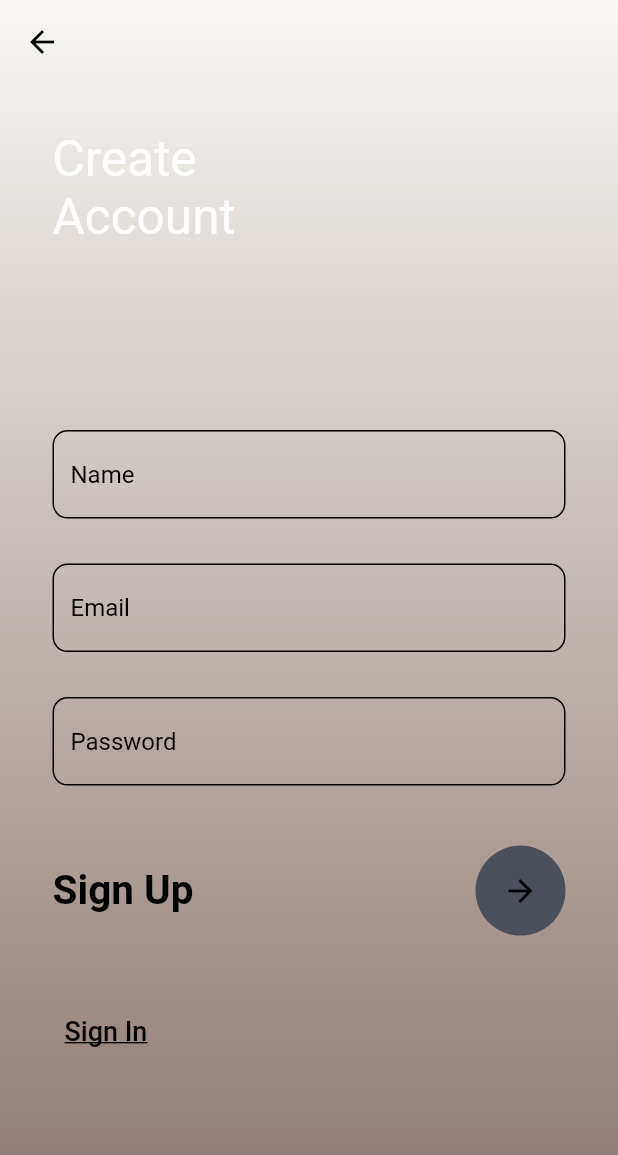
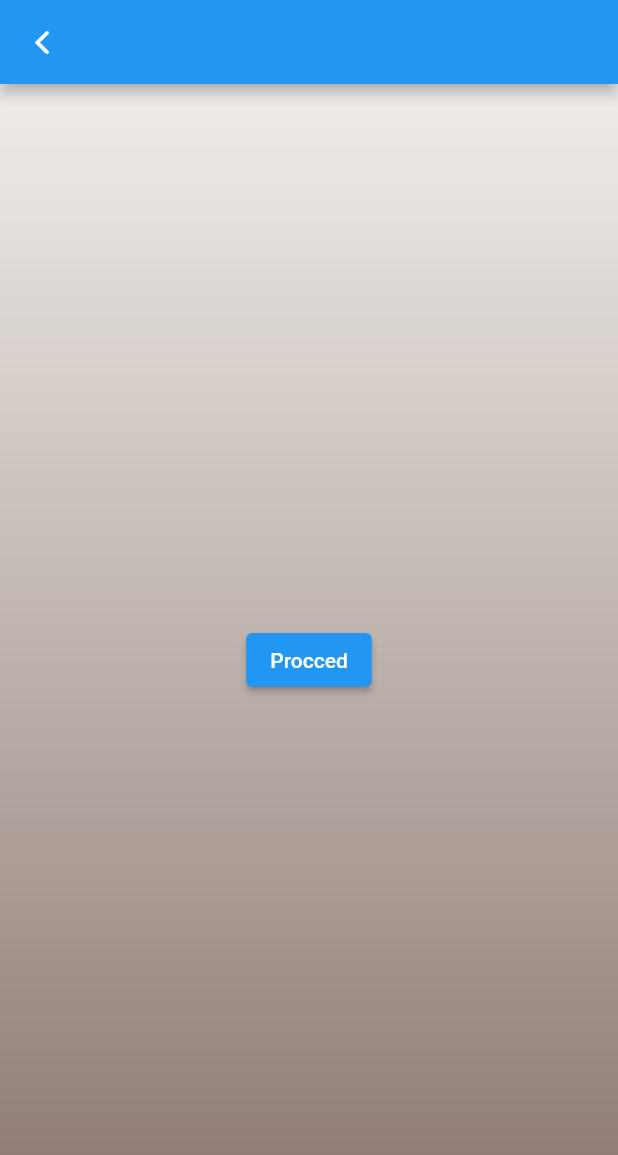
Before and after one commit to koolsirr/Paisa-The-mobile-wallet, a Flutter app: the RegisterScreen screen opened by its route, after a tap on the "arrow forward" icon, on a phone screen of 412 x 824 dp. Shown: the top 1155 px of the screen. Run offline on Flutter 3.47's test engine with Material 2 defaults, Android fonts, the phone set to English and light mode, and no system bars; our stand-ins replace quickalert.

Commit message:
new changes

```diff
--- a/lib/Screens/RegisterScreen.dart
+++ b/lib/Screens/RegisterScreen.dart
@@ -1,4 +1,6 @@
 import 'package:flutter/material.dart';
+import 'package:paisa_majorproject/Screens/LoginScreen.dart';
+import 'package:paisa_majorproject/Screens/VerificationPage.dart';
 
 class RegisterScreen extends StatefulWidget {
   const RegisterScreen({Key? key}) : super(key: key);
@@ -34,7 +36,10 @@ class _RegisterScreenState extends State<RegisterScreen> {
             SingleChildScrollView(
               child: Container(
                 padding: EdgeInsets.only(
-                    top: MediaQuery.of(context).size.height * 0.28),
+                    top: MediaQuery
+                        .of(context)
+                        .size
+                        .height * 0.28),
                 child: Column(
                   crossAxisAlignment: CrossAxisAlignment.start,
                   children: [
@@ -130,7 +135,10 @@ class _RegisterScreenState extends State<RegisterScreen> {
                                 backgroundColor: const Color(0xff4c505b),
                                 child: IconButton(
                                     color: Colors.black,
-                                    onPressed: () {},
+                                    onPressed: () {
+                                      Navigator.push(context, MaterialPageRoute(
+                                          builder: (context) => const VerificationPage()));
+                                    },
                                     icon: const Icon(
                                       Icons.arrow_forward,
                                     )),
--- /dev/null
+++ b/lib/Screens/VerificationPage.dart
@@ -0,0 +1,61 @@
+import 'package:flutter/cupertino.dart';
+import 'package:flutter/material.dart';
+import 'package:paisa_majorproject/Screens/LoginScreen.dart';
+import 'package:paisa_majorproject/Screens/WelcomeScreen.dart';
+import 'package:quickalert/quickalert.dart' show QuickAlert, QuickAlertType;
+
+class VerificationPage extends StatefulWidget {
+  const VerificationPage({super.key});
+
+  @override
+  State<VerificationPage> createState() => _VerificationPageState();
+}
+
+class _VerificationPageState extends State<VerificationPage> {
+  void showAlert() {
+    QuickAlert.show(
+      context: context,
+      text: 'Account Created',
+      type: QuickAlertType.success,
+      onConfirmBtnTap: () {
+        Navigator.push(context,
+            MaterialPageRoute(builder: (context) => const LoginScreen()));
+      },
+    );
+  }
+
+  @override
+  Widget build(BuildContext context) {
+    return Container(
+      decoration: const BoxDecoration(
+          image: DecorationImage(
+              image: AssetImage('assets/images/bg.png'), fit: BoxFit.cover)),
+      child: Scaffold(
+        backgroundColor: Colors.transparent,
+        appBar: AppBar(
+          leading: Builder(
+              builder: (context) => IconButton(
+                  onPressed: () {
+                    Navigator.push(
+                        context,
+                        MaterialPageRoute(
+                            builder: (context) => const WelcomeScreen()));
+                  },
+                  icon: const Icon(CupertinoIcons.back))),
+        ),
+        body: Center(
+          child: Column(
+            mainAxisAlignment: MainAxisAlignment.center,
+            children: [
+              ElevatedButton(
+                  onPressed: () {
+                    showAlert();
+                  },
+                  child: const Text("Procced"))
+            ],
+          ),
+        ),
+      ),
+    );
+  }
+}
--- a/lib/main.dart
+++ b/lib/main.dart
@@ -1,8 +1,8 @@
 import 'package:flutter/material.dart';
 import 'package:paisa_majorproject/Screens/HomeScreen.dart';
 import 'package:paisa_majorproject/Screens/NotificationPage.dart';
+import 'package:paisa_majorproject/Screens/VerificationPage.dart';
 import 'package:paisa_majorproject/Screens/WelcomeScreen.dart';
-
 import 'Screens/LoginScreen.dart';
 import 'Screens/RegisterScreen.dart';
 
@@ -25,6 +25,7 @@ class MyApp extends StatelessWidget {
           'register': (context) => const RegisterScreen(),
           'home': (context) => const HomeScreen(),
           'notification':(context) => const NotificationPage(),
+          'verification':(context) => const VerificationPage(),
         });
   }
 }
--- a/pubspec.yaml
+++ b/pubspec.yaml
@@ -36,6 +36,7 @@ dependencies:
   # Use with the CupertinoIcons class for iOS style icons.
   cupertino_icons: ^1.0.2
   image_picker: ^0.8.6+1
+  quickalert: ^1.0.1
 
 dev_dependencies:
   flutter_test:
```
Also changed, not shown: lib/Screens/LoginScreen.dart (+12 -1 lines), pubspec.lock.
